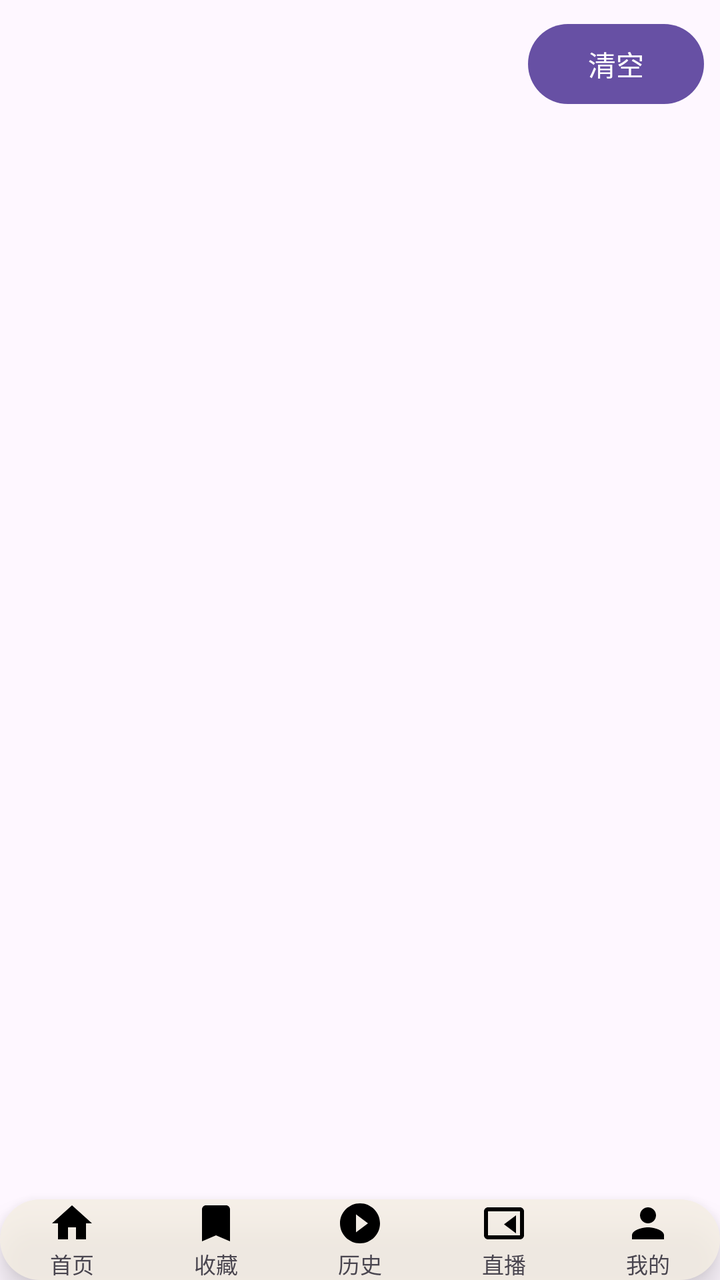
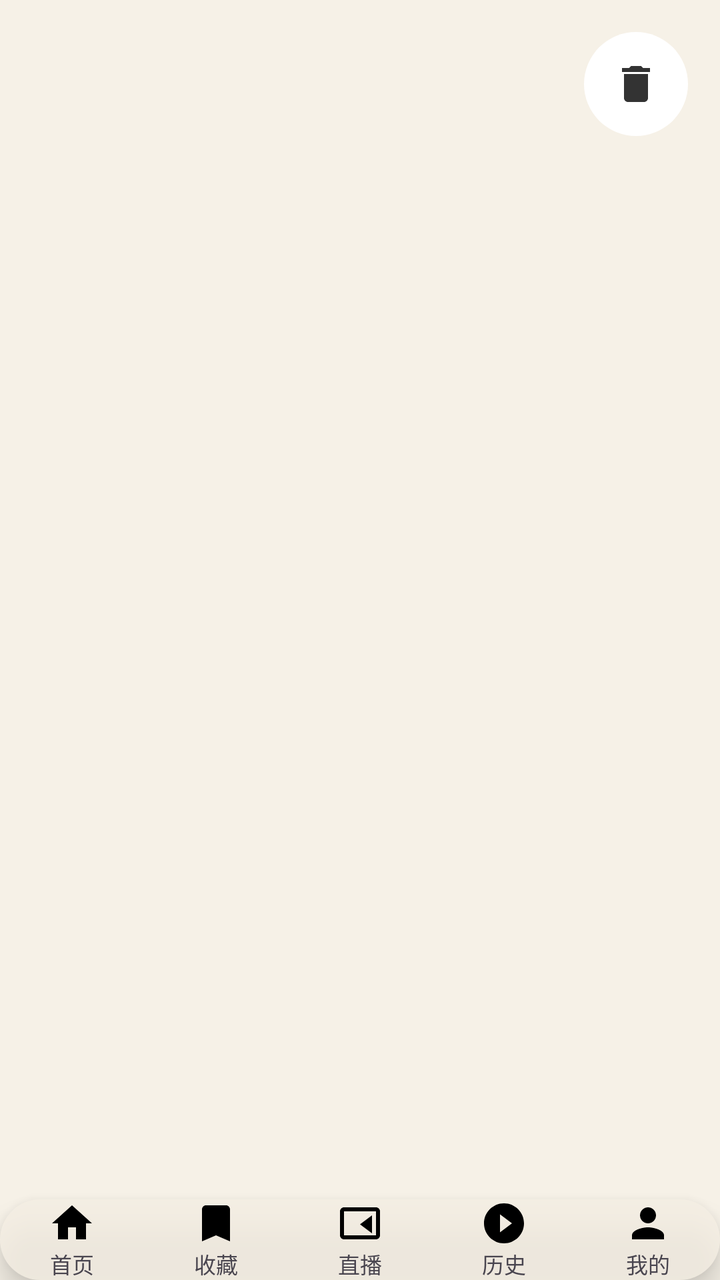

Screens rendered from an Android XML layout before and after an edit, with the pre-edit source and the edit as a unified diff.
<!-- AndroidManifest.xml: application theme Theme.BoxZero -->
<!-- res/layout/activity_records.xml -->
<?xml version="1.0" encoding="utf-8"?>
<LinearLayout xmlns:android="http://schemas.android.com/apk/res/android"
    android:layout_width="match_parent"
    android:layout_height="match_parent"
    android:orientation="vertical">

    <LinearLayout
        android:layout_width="match_parent"
        android:layout_height="wrap_content"
        android:gravity="center_vertical"
        android:orientation="horizontal"
        android:padding="8dp">

        <TextView
            android:id="@+id/title"
            android:layout_width="0dp"
            android:layout_height="wrap_content"
            android:layout_weight="1"
            android:textSize="18sp"
            android:textStyle="bold" />

        <Button
            android:id="@+id/btnClear"
            android:layout_width="wrap_content"
            android:layout_height="wrap_content"
            android:text="清空" />
    </LinearLayout>

    <androidx.recyclerview.widget.RecyclerView
        android:id="@+id/grid"
        android:layout_width="match_parent"
        android:layout_height="0dp"
        android:layout_weight="1"
        android:clipToPadding="false"
        android:padding="4dp" />

    <include
        layout="@layout/view_bottom_nav"
        android:layout_width="match_parent"
        android:layout_height="wrap_content"
        android:layout_gravity="bottom" />

</LinearLayout>
<!-- res/layout/view_bottom_nav.xml (included above) -->
<?xml version="1.0" encoding="utf-8"?>
<LinearLayout xmlns:android="http://schemas.android.com/apk/res/android"
    android:id="@+id/bottomNav"
    android:layout_width="match_parent"
    android:layout_height="68dp"
    android:layout_marginStart="16dp"
    android:layout_marginEnd="16dp"
    android:layout_marginBottom="16dp"
    android:background="@drawable/nav_bg"
    android:elevation="8dp"
    android:gravity="center"
    android:orientation="horizontal">

    <LinearLayout
        android:id="@+id/tabHome"
        android:layout_width="0dp"
        android:layout_height="match_parent"
        android:layout_weight="1"
        android:gravity="center"
        android:orientation="vertical">

        <ImageView
            android:id="@+id/iconHome"
            android:layout_width="24dp"
            android:layout_height="24dp"
            android:src="@drawable/ic_nav_home" />

        <TextView
            android:id="@+id/textHome"
            android:layout_width="wrap_content"
            android:layout_height="wrap_content"
            android:text="首页"
            android:textSize="11sp" />
    </LinearLayout>

    <LinearLayout
        android:id="@+id/tabFav"
        android:layout_width="0dp"
        android:layout_height="match_parent"
        android:layout_weight="1"
        android:gravity="center"
        android:orientation="vertical">

        <ImageView
            android:id="@+id/iconFav"
            android:layout_width="24dp"
            android:layout_height="24dp"
            android:src="@drawable/ic_nav_fav" />

        <TextView
            android:id="@+id/textFav"
            android:layout_width="wrap_content"
            android:layout_height="wrap_content"
            android:text="收藏"
            android:textSize="11sp" />
    </LinearLayout>

    <LinearLayout
        android:id="@+id/tabHistory"
        android:layout_width="0dp"
        android:layout_height="match_parent"
        android:layout_weight="1"
        android:gravity="center"
        android:orientation="vertical">

        <ImageView
            android:id="@+id/iconHistory"
            android:layout_width="24dp"
            android:layout_height="24dp"
            android:src="@drawable/ic_nav_history" />

        <TextView
            android:id="@+id/textHistory"
            android:layout_width="wrap_content"
            android:layout_height="wrap_content"
            android:text="历史"
            android:textSize="11sp" />
    </LinearLayout>

    <LinearLayout
        android:id="@+id/tabLive"
        android:layout_width="0dp"
        android:layout_height="match_parent"
        android:layout_weight="1"
        android:gravity="center"
        android:orientation="vertical">

        <ImageView
            android:id="@+id/iconLive"
            android:layout_width="24dp"
            android:layout_height="24dp"
            android:src="@drawable/ic_nav_live" />

        <TextView
            android:id="@+id/textLive"
            android:layout_width="wrap_content"
            android:layout_height="wrap_content"
            android:text="直播"
            android:textSize="11sp" />
    </LinearLayout>

    <LinearLayout
        android:id="@+id/tabMine"
        android:layout_width="0dp"
        android:layout_height="match_parent"
        android:layout_weight="1"
        android:gravity="center"
        android:orientation="vertical">

        <ImageView
            android:id="@+id/iconMine"
            android:layout_width="24dp"
            android:layout_height="24dp"
            android:src="@drawable/ic_nav_mine" />

        <TextView
            android:id="@+id/textMine"
            android:layout_width="wrap_content"
            android:layout_height="wrap_content"
            android:text="我的"
            android:textSize="11sp" />
    </LinearLayout>

</LinearLayout>
<!-- resources referenced by this layout -->
<resources>
  <!-- drawable ic_nav_fav (drawable) -->
  <vector xmlns:android="http://schemas.android.com/apk/res/android"
      android:width="24dp" android:height="24dp"
      android:viewportWidth="24" android:viewportHeight="24">
      <path android:fillColor="#000000"
          android:pathData="M17,3H7c-1.1,0 -2,0.9 -2,2v16l7,-3l7,3V5c0,-1.1 -0.9,-2 -2,-2z" />
  </vector>
  <!-- drawable ic_nav_history (drawable) -->
  <vector xmlns:android="http://schemas.android.com/apk/res/android"
      android:width="24dp" android:height="24dp"
      android:viewportWidth="24" android:viewportHeight="24">
      <path android:fillColor="#000000"
          android:pathData="M12,2C6.5,2 2,6.5 2,12s4.5,10 10,10s10,-4.5 10,-10S17.5,2 12,2zM10,16.5v-9L16,12l-6,4.5z" />
  </vector>
  <!-- drawable ic_nav_home (drawable) -->
  <vector xmlns:android="http://schemas.android.com/apk/res/android"
      android:width="24dp" android:height="24dp"
      android:viewportWidth="24" android:viewportHeight="24">
      <path android:fillColor="#000000"
          android:pathData="M10,20v-6h4v6h5v-8h3L12,3 2,12h3v8z" />
  </vector>
  <!-- drawable ic_nav_live (drawable) -->
  <vector xmlns:android="http://schemas.android.com/apk/res/android"
      android:width="24dp" android:height="24dp"
      android:viewportWidth="24" android:viewportHeight="24">
      <path android:fillColor="#000000"
          android:pathData="M20,4H4c-1.1,0 -2,0.9 -2,2v12c0,1.1 0.9,2 2,2h16c1.1,0 2,-0.9 2,-2V6c0,-1.1 -0.9,-2 -2,-2zM20,18H4V6h16v12zM18,8l-6,4.5L18,17V8z" />
  </vector>
  <!-- drawable ic_nav_mine (drawable) -->
  <vector xmlns:android="http://schemas.android.com/apk/res/android"
      android:width="24dp" android:height="24dp"
      android:viewportWidth="24" android:viewportHeight="24">
      <path android:fillColor="#000000"
          android:pathData="M12,12c2.2,0 4,-1.8 4,-4s-1.8,-4 -4,-4s-4,1.8 -4,4S9.8,12 12,12zM12,14c-2.7,0 -8,1.3 -8,4v2h16v-2c0,-2.7 -5.3,-4 -8,-4z" />
  </vector>
  <!-- drawable nav_bg (drawable) -->
  <?xml version="1.0" encoding="utf-8"?>
  <shape xmlns:android="http://schemas.android.com/apk/res/android"
      android:shape="rectangle">
      <solid android:color="#CFF5EFE4" />
      <corners android:radius="32dp" />
  </shape>
  <style name="Theme.BoxZero" parent="Theme.Material3.DayNight.NoActionBar">
      </style>
</resources>

<!-- the commit's change to res/layout/activity_records.xml (unified diff, before → after) -->
@@ -2,6 +2,7 @@
 <LinearLayout xmlns:android="http://schemas.android.com/apk/res/android"
     android:layout_width="match_parent"
     android:layout_height="match_parent"
+    android:background="#F6F1E7"
     android:orientation="vertical">
 
     <LinearLayout
@@ -9,21 +10,28 @@
         android:layout_height="wrap_content"
         android:gravity="center_vertical"
         android:orientation="horizontal"
-        android:padding="8dp">
+        android:paddingStart="20dp"
+        android:paddingEnd="16dp"
+        android:paddingTop="16dp"
+        android:paddingBottom="8dp">
 
         <TextView
             android:id="@+id/title"
             android:layout_width="0dp"
             android:layout_height="wrap_content"
             android:layout_weight="1"
-            android:textSize="18sp"
+            android:textColor="#222222"
+            android:textSize="28sp"
             android:textStyle="bold" />
 
-        <Button
+        <ImageButton
             android:id="@+id/btnClear"
-            android:layout_width="wrap_content"
-            android:layout_height="wrap_content"
-            android:text="清空" />
+            android:layout_width="52dp"
+            android:layout_height="52dp"
+            android:background="@drawable/circle_solid_white"
+            android:contentDescription="清空"
+            android:padding="14dp"
+            android:src="@drawable/ic_trash" />
     </LinearLayout>
 
     <androidx.recyclerview.widget.RecyclerView
@@ -32,7 +40,8 @@
         android:layout_height="0dp"
         android:layout_weight="1"
         android:clipToPadding="false"
-        android:padding="4dp" />
+        android:paddingTop="4dp"
+        android:paddingBottom="4dp" />
 
     <include
         layout="@layout/view_bottom_nav"
@@ -100,6 +109,28 @@
     </LinearLayout>
 
     <LinearLayout
+        android:id="@+id/tabLive"
+        android:layout_width="0dp"
+        android:layout_height="match_parent"
+        android:layout_weight="1"
+        android:gravity="center"
+        android:orientation="vertical">
+
+        <ImageView
+            android:id="@+id/iconLive"
+            android:layout_width="24dp"
+            android:layout_height="24dp"
+            android:src="@drawable/ic_nav_live" />
+
+        <TextView
+            android:id="@+id/textLive"
+            android:layout_width="wrap_content"
+            android:layout_height="wrap_content"
+            android:text="直播"
+            android:textSize="11sp" />
+    </LinearLayout>
+
+    <LinearLayout
         android:id="@+id/tabHistory"
         android:layout_width="0dp"
         android:layout_height="match_parent"
@@ -118,28 +149,6 @@
             android:layout_width="wrap_content"
             android:layout_height="wrap_content"
             android:text="历史"
-            android:textSize="11sp" />
-    </LinearLayout>
-
-    <LinearLayout
-        android:id="@+id/tabLive"
-        android:layout_width="0dp"
-        android:layout_height="match_parent"
-        android:layout_weight="1"
-        android:gravity="center"
-        android:orientation="vertical">
-
-        <ImageView
-            android:id="@+id/iconLive"
-            android:layout_width="24dp"
-            android:layout_height="24dp"
-            android:src="@drawable/ic_nav_live" />
-
-        <TextView
-            android:id="@+id/textLive"
-            android:layout_width="wrap_content"
-            android:layout_height="wrap_content"
-            android:text="直播"
             android:textSize="11sp" />
     </LinearLayout>
 
<!-- resource entries referenced after the edit -->
@@ -1,5 +1,11 @@
 <!-- resources referenced by this layout -->
 <resources>
+  <!-- drawable circle_solid_white (drawable) -->
+  <?xml version="1.0" encoding="utf-8"?>
+  <shape xmlns:android="http://schemas.android.com/apk/res/android"
+      android:shape="oval">
+      <solid android:color="#FFFFFF" />
+  </shape>
   <!-- drawable ic_nav_fav (drawable) -->
   <vector xmlns:android="http://schemas.android.com/apk/res/android"
       android:width="24dp" android:height="24dp"
@@ -35,6 +41,15 @@
       <path android:fillColor="#000000"
           android:pathData="M12,12c2.2,0 4,-1.8 4,-4s-1.8,-4 -4,-4s-4,1.8 -4,4S9.8,12 12,12zM12,14c-2.7,0 -8,1.3 -8,4v2h16v-2c0,-2.7 -5.3,-4 -8,-4z" />
   </vector>
+  <!-- drawable ic_trash (drawable) -->
+  <?xml version="1.0" encoding="utf-8"?>
+  <vector xmlns:android="http://schemas.android.com/apk/res/android"
+      android:width="24dp"
+      android:height="24dp"
+      android:viewportWidth="24"
+      android:viewportHeight="24">
+      <path android:fillColor="#333333" android:pathData="M6,19c0,1.1 0.9,2 2,2h8c1.1,0 2,-0.9 2,-2V7H6v12zM19,4h-3.5l-1,-1h-5l-1,1H5v2h14V4z" />
+  </vector>
   <!-- drawable nav_bg (drawable) -->
   <?xml version="1.0" encoding="utf-8"?>
   <shape xmlns:android="http://schemas.android.com/apk/res/android"
